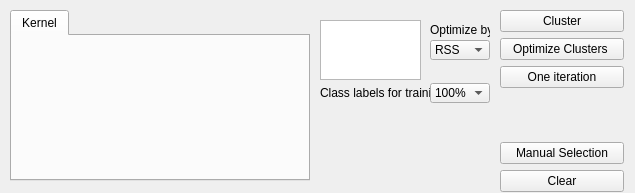
The window that MLDemos/optsCluster.ui (b4silio/MLDemos) describes before a commit, drawn with Qt 5.
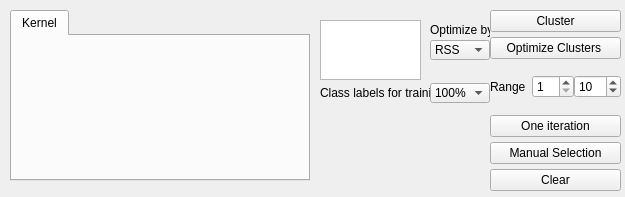
The same window after the commit.

Commit message: ADDED: Export Clustering results (one row per sample, one column per cluster) ADDED: PCA now displays eigenvalues in the table with the eigenvector values FIXED: One eigenvector disappears from the list in PCA, was fine in previous versions (and the graph of the eigvals seems fine) FIXED: Kernel PCA kernel width indicates the sigma (covariance) rather than the width (1 / sigma)

The edit to the form file:
```diff
--- a/MLDemos/optsCluster.ui
+++ b/MLDemos/optsCluster.ui
@@ -6,8 +6,8 @@
    <rect>
     <x>0</x>
     <y>0</y>
-    <width>635</width>
-    <height>193</height>
+    <width>625</width>
+    <height>197</height>
    </rect>
   </property>
   <property name="sizePolicy">
@@ -25,10 +25,10 @@
   <widget class="QWidget" name="layoutWidget">
    <property name="geometry">
     <rect>
-     <x>500</x>
+     <x>490</x>
      <y>10</y>
-     <width>124</width>
-     <height>182</height>
+     <width>131</width>
+     <height>181</height>
     </rect>
    </property>
    <property name="font">
@@ -37,6 +37,9 @@
     </font>
    </property>
    <layout class="QVBoxLayout" name="_2">
+    <property name="spacing">
+     <number>5</number>
+    </property>
     <item>
      <widget class="QPushButton" name="clusterButton">
       <property name="font">
@@ -67,6 +70,60 @@
       </property>
      </widget>
     </item>
+    <item>
+     <widget class="QWidget" name="widget" native="true">
+      <layout class="QHBoxLayout" name="horizontalLayout">
+       <property name="spacing">
+        <number>0</number>
+       </property>
+       <property name="margin">
+        <number>0</number>
+       </property>
+       <item>
+        <widget class="QLabel" name="label_3">
+         <property name="font">
+          <font>
+           <pointsize>9</pointsize>
+          </font>
+         </property>
+         <property name="text">
+          <string>Range</string>
+         </property>
+        </widget>
+       </item>
+       <item>
+        <widget class="QSpinBox" name="rangeStartSpin">
+         <property name="font">
+          <font>
+           <pointsize>9</pointsize>
+          </font>
+         </property>
+         <property name="minimum">
+          <number>1</number>
+         </property>
+        </widget>
+       </item>
+       <item>
+        <widget class="QSpinBox" name="rangeStopSpin">
+         <property name="font">
+          <font>
+           <pointsize>9</pointsize>
+          </font>
+         </property>
+         <property name="minimum">
+          <number>2</number>
+         </property>
+         <property name="maximum">
+          <number>100</number>
+         </property>
+         <property name="value">
+          <number>10</number>
+         </property>
+        </widget>
+       </item>
+      </layout>
+     </widget>
+    </item>
     <item>
      <widget class="QPushButton" name="iterationButton">
       <property name="font">
@@ -79,24 +136,6 @@
       </property>
      </widget>
     </item>
-    <item>
-     <spacer>
-      <property name="font">
-       <font>
-        <pointsize>9</pointsize>
-       </font>
-      </property>
-      <property name="orientation">
-       <enum>Qt::Vertical</enum>
-      </property>
-      <property name="sizeHint" stdset="0">
-       <size>
-        <width>20</width>
-        <height>40</height>
-       </size>
-      </property>
-     </spacer>
-    </item>
     <item>
      <widget class="QPushButton" name="manualTrainButton">
       <property name="font">
```
The commit also changes 31 other files.
